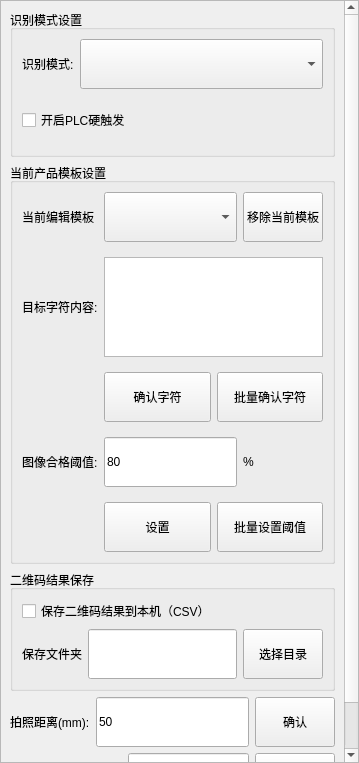
GitHub3651/shenyinocr, file app/ui/main_window/settings/detection_settings_page.ui: the form before one commit.
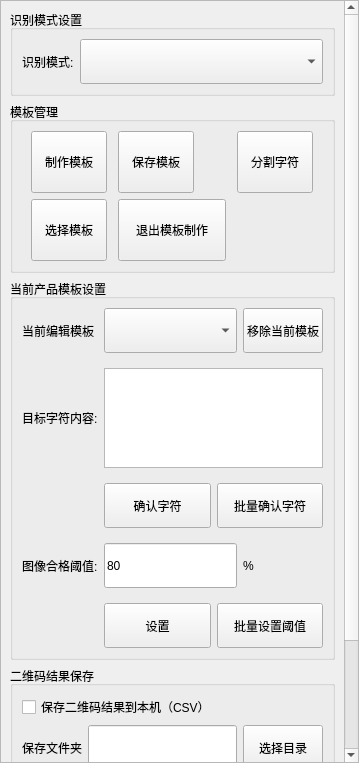
The form after the commit. Icons and pictures are not drawn.

Commit message:
feat: 完成主界面工具栏与模板管理重构
- 将相机和识别操作收口为状态化工具栏入口，并统一相机、PLC和硬触发状态呈现

- 让硬触发滑块与开关文字共用唯一checked状态源，无配置时首次启动默认关闭

- 将五个模板操作迁入参数设定页，采用固定3+2布局并清理旧容器、连接、布局和兼容代码

- 新增VerdictResultLabel及判定图标，统一工具栏、导航、画布、开关和模板资源

- 更新QSS、翻译、工程清单、维护文档和现行开发方案，删除旧资源及冗余UI路径

验证：

- git diff --cached --check

- 未运行qmake、构建、主程序或设备验证，代码已实施并待用户统一验证

```diff
--- a/app/ui/main_window/settings/detection_settings_page.ui
+++ b/app/ui/main_window/settings/detection_settings_page.ui
@@ -49,7 +49,7 @@
             <property name="minimumSize">
              <size>
               <width>0</width>
-              <height>50</height>
+              <height>45</height>
              </size>
             </property>
             <property name="text">
@@ -62,28 +62,202 @@
             <property name="minimumSize">
              <size>
               <width>0</width>
-              <height>50</height>
+              <height>45</height>
              </size>
             </property>
            </widget>
           </item>
-          <item row="1" column="0" colspan="2">
-           <widget class="QCheckBox" name="checkBox_hardwareTriggerEnabled">
-            <property name="minimumSize">
-             <size>
-              <width>0</width>
-              <height>50</height>
-             </size>
-            </property>
-            <property name="text">
-             <string>开启PLC硬触发</string>
-            </property>
-           </widget>
-          </item>
          </layout>
         </widget>
        </item>
        <item row="1" column="0">
+        <widget class="QGroupBox" name="groupBox_templateManagement">
+         <property name="title">
+          <string>模板管理</string>
+         </property>
+         <layout class="QGridLayout" name="gridLayout_templateManagement">
+          <property name="horizontalSpacing">
+           <number>2</number>
+          </property>
+          <item row="1" column="0">
+           <widget class="QToolButton" name="toolButton_selectTemplate">
+            <property name="minimumSize">
+             <size>
+              <width>76</width>
+              <height>62</height>
+             </size>
+            </property>
+            <property name="maximumSize">
+             <size>
+              <width>76</width>
+              <height>62</height>
+             </size>
+            </property>
+            <property name="toolTip">
+             <string>选择当前检测模式使用的模板。</string>
+            </property>
+            <property name="text">
+             <string>选择模板</string>
+            </property>
+            <property name="icon">
+             <iconset resource="../../../resource/image.qrc">
+              <normaloff>:/svg/template_select.svg</normaloff>:/svg/template_select.svg</iconset>
+            </property>
+            <property name="iconSize">
+             <size>
+              <width>27</width>
+              <height>27</height>
+             </size>
+            </property>
+            <property name="toolButtonStyle">
+             <enum>Qt::ToolButtonTextUnderIcon</enum>
+            </property>
+           </widget>
+          </item>
+          <item row="0" column="0">
+           <widget class="QToolButton" name="toolButton_createTemplate">
+            <property name="minimumSize">
+             <size>
+              <width>76</width>
+              <height>62</height>
+             </size>
+            </property>
+            <property name="maximumSize">
+             <size>
+              <width>76</width>
+              <height>62</height>
+             </size>
+            </property>
+            <property name="toolTip">
+             <string>进入当前检测模式的模板制作流程。</string>
+            </property>
+            <property name="text">
+             <string>制作模板</string>
+            </property>
+            <property name="icon">
+             <iconset resource="../../../resource/image.qrc">
+              <normaloff>:/svg/template_make.svg</normaloff>:/svg/template_make.svg</iconset>
+            </property>
+            <property name="iconSize">
+             <size>
+              <width>27</width>
+              <height>27</height>
+             </size>
+            </property>
+            <property name="toolButtonStyle">
+             <enum>Qt::ToolButtonTextUnderIcon</enum>
+            </property>
+           </widget>
+          </item>
+          <item row="0" column="1">
+           <widget class="QToolButton" name="toolButton_saveTemplate">
+            <property name="minimumSize">
+             <size>
+              <width>76</width>
+              <height>62</height>
+             </size>
+            </property>
+            <property name="maximumSize">
+             <size>
+              <width>76</width>
+              <height>62</height>
+             </size>
+            </property>
+            <property name="toolTip">
+             <string>保存当前制作的模板。</string>
+            </property>
+            <property name="text">
+             <string>保存模板</string>
+            </property>
+            <property name="icon">
+             <iconset resource="../../../resource/image.qrc">
+              <normaloff>:/svg/template_save.svg</normaloff>:/svg/template_save.svg</iconset>
+            </property>
+            <property name="iconSize">
+             <size>
+              <width>27</width>
+              <height>27</height>
+             </size>
+            </property>
+            <property name="toolButtonStyle">
+             <enum>Qt::ToolButtonTextUnderIcon</enum>
+            </property>
+           </widget>
+          </item>
+          <item row="0" column="2">
+           <widget class="QToolButton" name="toolButton_editCharacterTemplates">
+            <property name="minimumSize">
+             <size>
+              <width>76</width>
+              <height>62</height>
+             </size>
+            </property>
+            <property name="maximumSize">
+             <size>
+              <width>76</width>
+              <height>62</height>
+             </size>
+            </property>
+            <property name="toolTip">
+             <string>分割并编辑字符模板。</string>
+            </property>
+            <property name="text">
+             <string>分割字符</string>
+            </property>
+            <property name="icon">
+             <iconset resource="../../../resource/image.qrc">
+              <normaloff>:/svg/character_seg.svg</normaloff>:/svg/character_seg.svg</iconset>
+            </property>
+            <property name="iconSize">
+             <size>
+              <width>27</width>
+              <height>27</height>
+             </size>
+            </property>
+            <property name="toolButtonStyle">
+             <enum>Qt::ToolButtonTextUnderIcon</enum>
+            </property>
+           </widget>
+          </item>
+          <item row="1" column="1">
+           <widget class="QToolButton" name="toolButton_exitTemplate">
+            <property name="minimumSize">
+             <size>
+              <width>108</width>
+              <height>62</height>
+             </size>
+            </property>
+            <property name="maximumSize">
+             <size>
+              <width>108</width>
+              <height>62</height>
+             </size>
+            </property>
+            <property name="toolTip">
+             <string>退出当前模板制作流程</string>
+            </property>
+            <property name="text">
+             <string>退出模板制作</string>
+            </property>
+            <property name="icon">
+             <iconset resource="../../../resource/image.qrc">
+              <normaloff>:/svg/stop.svg</normaloff>:/svg/stop.svg</iconset>
+            </property>
+            <property name="iconSize">
+             <size>
+              <width>27</width>
+              <height>27</height>
+             </size>
+            </property>
+            <property name="toolButtonStyle">
+             <enum>Qt::ToolButtonTextUnderIcon</enum>
+            </property>
+           </widget>
+          </item>
+         </layout>
+        </widget>
+       </item>
+       <item row="2" column="0">
         <widget class="QGroupBox" name="groupBox_currentTemplateSettings">
          <property name="title">
           <string>当前产品模板设置</string>
@@ -113,7 +287,7 @@
             <property name="minimumSize">
              <size>
               <width>0</width>
-              <height>50</height>
+              <height>45</height>
              </size>
             </property>
            </widget>
@@ -123,7 +297,7 @@
             <property name="minimumSize">
              <size>
               <width>0</width>
-              <height>50</height>
+              <height>45</height>
              </size>
             </property>
             <property name="toolTip">
@@ -159,7 +333,7 @@
               <property name="minimumSize">
                <size>
                 <width>0</width>
-                <height>50</height>
+                <height>45</height>
                </size>
               </property>
               <property name="text">
@@ -172,7 +346,7 @@
               <property name="minimumSize">
                <size>
                 <width>0</width>
-                <height>50</height>
+                <height>45</height>
                </size>
               </property>
               <property name="text">
@@ -226,7 +400,7 @@
             <property name="minimumSize">
              <size>
               <width>0</width>
-              <height>50</height>
+              <height>45</height>
              </size>
             </property>
             <property name="toolTip">
@@ -245,7 +419,7 @@
             <property name="minimumSize">
              <size>
               <width>28</width>
-              <height>50</height>
+              <height>45</height>
              </size>
             </property>
             <property name="maximumSize">
@@ -290,7 +464,7 @@
               <property name="minimumSize">
                <size>
                 <width>0</width>
-                <height>50</height>
+                <height>45</height>
                </size>
               </property>
               <property name="text">
@@ -309,7 +483,7 @@
               <property name="minimumSize">
                <size>
                 <width>0</width>
-                <height>50</height>
+                <height>45</height>
                </size>
               </property>
               <property name="text">
@@ -322,7 +496,7 @@
          </layout>
         </widget>
        </item>
-       <item row="2" column="0">
+       <item row="3" column="0">
         <widget class="QGroupBox" name="groupBox_barcodeCsv">
          <property name="title">
           <string>二维码结果保存</string>
@@ -347,7 +521,7 @@
             <property name="minimumSize">
              <size>
               <width>0</width>
-              <height>50</height>
+              <height>45</height>
              </size>
             </property>
             <property name="readOnly">
@@ -360,7 +534,7 @@
             <property name="minimumSize">
              <size>
               <width>80</width>
-              <height>50</height>
+              <height>45</height>
              </size>
             </property>
             <property name="text">
@@ -371,7 +545,7 @@
          </layout>
         </widget>
        </item>
-       <item row="3" column="0">
+       <item row="4" column="0">
         <layout class="QGridLayout" name="gridLayout_photoDistance">
          <property name="verticalSpacing">
           <number>15</number>
@@ -388,7 +562,7 @@
            <property name="minimumSize">
             <size>
              <width>0</width>
-             <height>50</height>
+             <height>45</height>
             </size>
            </property>
            <property name="text">
@@ -401,7 +575,7 @@
            <property name="minimumSize">
             <size>
              <width>0</width>
-             <height>50</height>
+             <height>45</height>
             </size>
            </property>
            <property name="text">
@@ -411,7 +585,7 @@
          </item>
         </layout>
        </item>
-       <item row="4" column="0">
+       <item row="5" column="0">
         <layout class="QGridLayout" name="gridLayout_tissueRoughnessThreshold" columnstretch="0,1,0">
          <property name="verticalSpacing">
           <number>15</number>
@@ -428,7 +602,7 @@
            <property name="minimumSize">
             <size>
              <width>0</width>
-             <height>50</height>
+             <height>45</height>
             </size>
            </property>
            <property name="text">
@@ -441,7 +615,7 @@
            <property name="minimumSize">
             <size>
              <width>0</width>
-             <height>50</height>
+             <height>45</height>
             </size>
            </property>
            <property name="text">
@@ -451,7 +625,7 @@
          </item>
         </layout>
        </item>
-       <item row="5" column="0">
+       <item row="6" column="0">
         <spacer name="verticalSpacer_detectionSettingsBottom">
          <property name="orientation">
           <enum>Qt::Vertical</enum>
```
Left out of the diff: 8 changed lines with no effect on the pictures. The commit also changes 65 other files.
